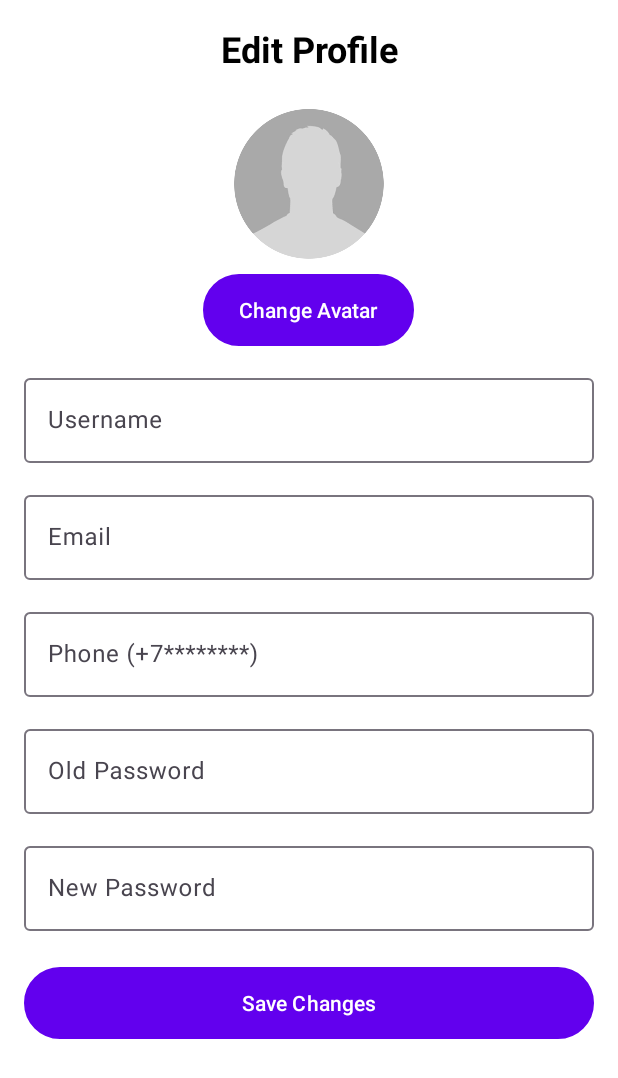
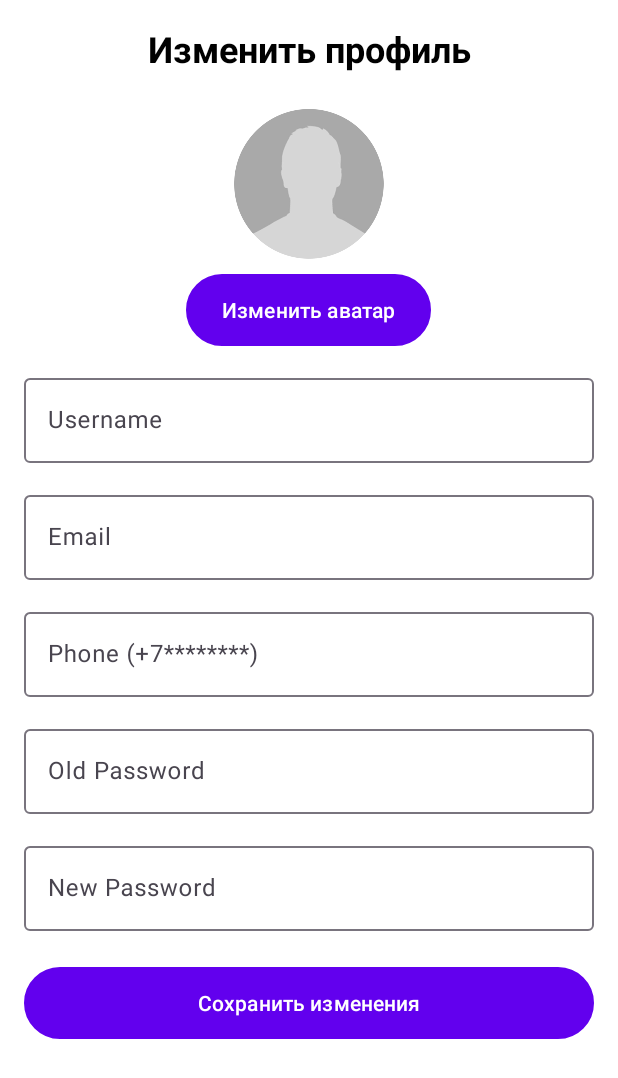
Before and after one commit to FTCrimson/Project_Help, an Android app: the EditProfileFragment screen opened through its navigation route, on a phone screen of 412 x 824 dp. Shown: the top 1078 px of the screen. Run offline under Robolectric (Android 15) with nearby library versions, the light colour scheme and no system bars; our stand-ins replace Firebase (no records; nobody signed in at launch, a user with empty details on screens opened directly); pictures from the network do not load.

Commit message:
commit_20_russian_language_:D

```diff
--- a/app/src/main/res/layout/dialog_add_member.xml
+++ b/app/src/main/res/layout/dialog_add_member.xml
@@ -8,7 +8,7 @@
     <TextView
         android:layout_width="match_parent"
         android:layout_height="wrap_content"
-        android:text="Введите username пользователя"
+        android:text="Введите имя пользователя"
         android:textSize="16sp"
         android:layout_marginBottom="8dp"/>
 
--- a/app/src/main/res/layout/fragment_brainstorm.xml
+++ b/app/src/main/res/layout/fragment_brainstorm.xml
@@ -13,7 +13,7 @@
         android:layout_height="wrap_content"
         android:layout_marginBottom="50dp"
         android:gravity="center"
-        android:text="stage 1  Придумай Идею!"
+        android:text="Стадия 1  Придумай Идею!"
         android:textSize="32dp" />
 
     <TextView
--- a/app/src/main/res/layout/fragment_combinations.xml
+++ b/app/src/main/res/layout/fragment_combinations.xml
@@ -102,7 +102,7 @@
         android:layout_height="70dp"
         android:layout_marginTop="24dp"
         android:background="@drawable/btn_neon_purple_pulse"
-        android:text="AI Help"
+        android:text="помощь ИИ"
         android:textAllCaps="false"
         android:textColor="#FFFFFF"
         android:textSize="20sp"
@@ -123,7 +123,7 @@
         android:layout_height="70dp"
         android:layout_marginTop="200dp"
         android:background="@drawable/btn_neon_purple_pulse"
-        android:text="Command Chat"
+        android:text="Командный чат"
         android:textAllCaps="false"
         android:textColor="#FFFFFF"
         android:textSize="20sp"
--- a/app/src/main/res/layout/fragment_edit_profile.xml
+++ b/app/src/main/res/layout/fragment_edit_profile.xml
@@ -23,7 +23,7 @@
         <TextView
             android:layout_width="match_parent"
             android:layout_height="wrap_content"
-            android:text="Edit Profile"
+            android:text="Изменить профиль"
             android:textSize="24sp"
             android:textColor="@color/black"
             android:textStyle="bold"
@@ -47,7 +47,7 @@
             android:layout_gravity="center"
             android:background="@drawable/btn_neon_purple"
             app:backgroundTint="@color/purple_500"
-            android:text="Change Avatar"/>
+            android:text="Изменить аватар"/>
 
         <com.google.android.material.textfield.TextInputLayout
             android:layout_width="match_parent"
@@ -121,7 +121,7 @@
             android:layout_marginTop="24dp"
             android:background="@drawable/btn_neon_purple"
             app:backgroundTint="@color/purple_500"
-            android:text="Save Changes"/>
+            android:text="Сохранить изменения"/>
 
     </LinearLayout>
 </ScrollView>
```
